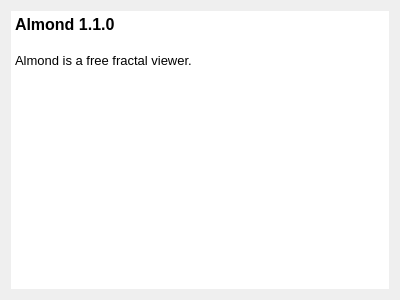
Above: ui/About.ui from QlowB/Almond before the change. Below: the same form after it.
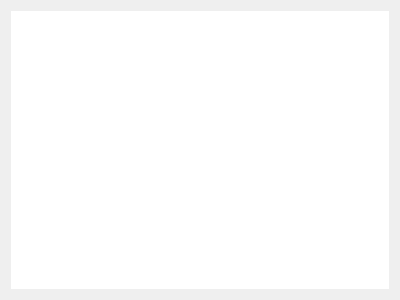
That is the form after the change.

```diff
--- a/ui/About.ui
+++ b/ui/About.ui
@@ -19,14 +19,10 @@
      <property name="frameShape">
       <enum>QFrame::NoFrame</enum>
      </property>
-     <property name="html">
-      <string>&lt;!DOCTYPE HTML PUBLIC &quot;-//W3C//DTD HTML 4.0//EN&quot; &quot;http://www.w3.org/TR/REC-html40/strict.dtd&quot;&gt;
-&lt;html&gt;&lt;head&gt;&lt;meta name=&quot;qrichtext&quot; content=&quot;1&quot; /&gt;&lt;style type=&quot;text/css&quot;&gt;
-p, li { white-space: pre-wrap; }
-&lt;/style&gt;&lt;/head&gt;&lt;body style=&quot; font-family:'MS Shell Dlg 2'; font-size:8.25pt; font-weight:400; font-style:normal;&quot;&gt;
-&lt;p style=&quot; margin-top:0px; margin-bottom:0px; margin-left:0px; margin-right:0px; -qt-block-indent:0; text-indent:0px;&quot;&gt;&lt;span style=&quot; font-size:12pt; font-weight:600;&quot;&gt;Almond 1.1.0&lt;/span&gt;&lt;/p&gt;
-&lt;p style=&quot;-qt-paragraph-type:empty; margin-top:0px; margin-bottom:0px; margin-left:0px; margin-right:0px; -qt-block-indent:0; text-indent:0px; font-size:12pt; font-weight:600;&quot;&gt;&lt;br /&gt;&lt;/p&gt;
-&lt;p style=&quot; margin-top:0px; margin-bottom:0px; margin-left:0px; margin-right:0px; -qt-block-indent:0; text-indent:0px;&quot;&gt;&lt;span style=&quot; font-size:10pt;&quot;&gt;Almond is a free fractal viewer.&lt;/span&gt;&lt;/p&gt;&lt;/body&gt;&lt;/html&gt;</string>
+     <property name="source">
+      <url>
+       <string>qrc:/about/about_en</string>
+      </url>
      </property>
     </widget>
    </item>
```
